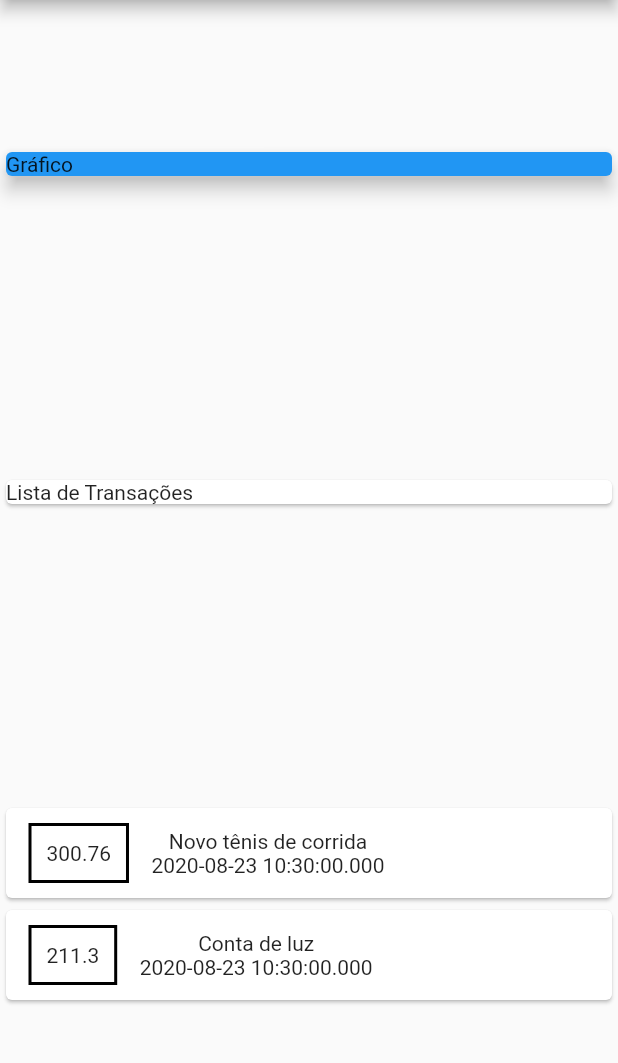
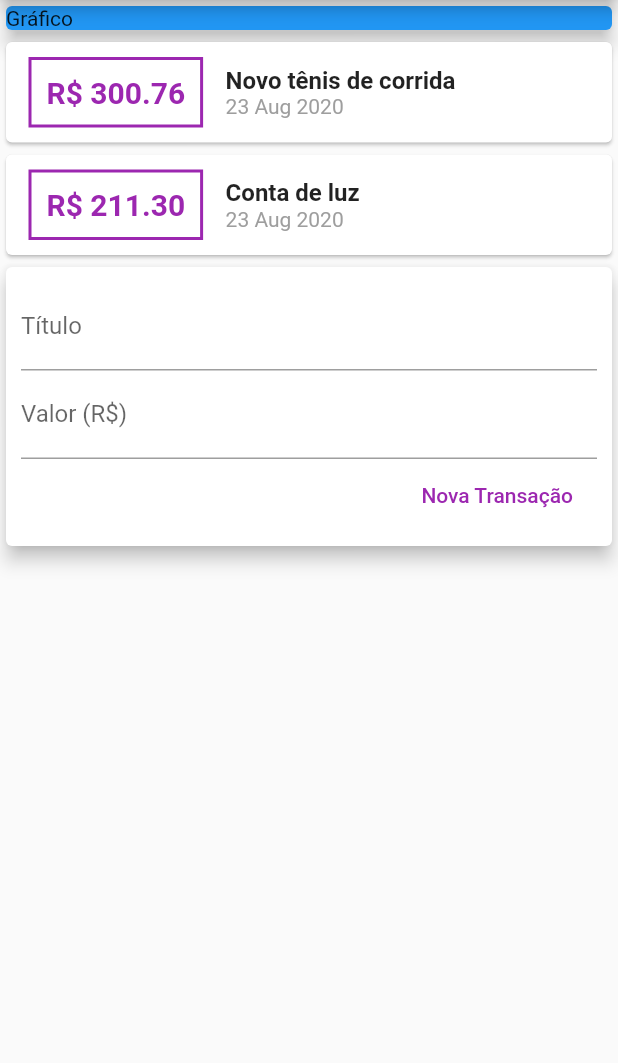
Before and after one commit to felipegabriel1942/despesas-flutter, a Flutter app: the screen it shows after launch, on a phone screen of 412 x 824 dp, the part 84-1147 px from its top. Run offline on Flutter 3.47's test engine with Material 2 defaults, Android fonts, the phone set to English and light mode, and no system bars.

Commit message:
Criando formulario

```diff
--- a/lib/main.dart
+++ b/lib/main.dart
@@ -1,5 +1,6 @@
 import 'package:flutter/material.dart';
 import 'package:expenses/models/transaction.dart';
+import 'package:intl/intl.dart';
 
 main() => runApp(ExpensesApp());
 
@@ -13,6 +14,9 @@ class ExpensesApp extends StatelessWidget {
 }
 
 class MyHomePage extends StatelessWidget {
+  final titleController = TextEditingController();
+  final valueController = TextEditingController();
+
   final _transactions = [
     Transaction(
         id: 't1',
@@ -30,7 +34,6 @@ class MyHomePage extends StatelessWidget {
           title: Text('Despesas Pessoais'),
         ),
         body: Column(
-          mainAxisAlignment: MainAxisAlignment.spaceAround,
           crossAxisAlignment: CrossAxisAlignment.stretch,
           children: <Widget>[
             Container(
@@ -39,9 +42,6 @@ class MyHomePage extends StatelessWidget {
                 child: Text('Gráfico'),
                 elevation: 5,
               ),
-            ),
-            Card(
-              child: Text('Lista de Transações'),
             ),
             Column(
               children: _transactions.map((tr) {
@@ -52,20 +52,62 @@ class MyHomePage extends StatelessWidget {
                         margin:
                             EdgeInsets.symmetric(horizontal: 15, vertical: 10),
                         decoration: BoxDecoration(
-                            border: Border.all(color: Colors.black, width: 2)),
+                            border: Border.all(color: Colors.purple, width: 2)),
                         padding: EdgeInsets.all(10),
-                        child: Text(tr.value.toString()),
+                        child: Text(
+                          'R\$ ${tr.value.toStringAsFixed(2)}',
+                          style: TextStyle(
+                              fontWeight: FontWeight.bold,
+                              fontSize: 20,
+                              color: Colors.purple),
+                        ),
                       ),
                       Column(
+                        crossAxisAlignment: CrossAxisAlignment.start,
                         children: <Widget>[
-                          Text(tr.title),
-                          Text(tr.date.toString())
+                          Text(
+                            tr.title,
+                            style: TextStyle(
+                                fontSize: 16, fontWeight: FontWeight.bold),
+                          ),
+                          Text(
+                            DateFormat('d MMM y').format(tr.date),
+                            style: TextStyle(color: Colors.grey),
+                          )
                         ],
                       )
                     ],
                   ),
                 );
               }).toList(),
+            ),
+            Card(
+              elevation: 5,
+              child: Padding(
+                padding: const EdgeInsets.all(10.0),
+                child: Column(
+                  children: [
+                    TextField(
+                      onChanged: (newValue) => titleController.text = newValue,
+                      decoration: InputDecoration(labelText: 'Título'),
+                    ),
+                    TextField(
+                      onChanged: (newValue) => valueController.text = newValue,
+                      decoration: InputDecoration(labelText: 'Valor (R\$)'),
+                    ),
+                    Row(
+                      mainAxisAlignment: MainAxisAlignment.end,
+                      children: [
+                        FlatButton(
+                          child: Text('Nova Transação'),
+                          textColor: Colors.purple,
+                          onPressed: () {},
+                        ),
+                      ],
+                    )
+                  ],
+                ),
+              ),
             )
           ],
         ));
--- a/pubspec.yaml
+++ b/pubspec.yaml
@@ -23,6 +23,7 @@ environment:
 dependencies:
   flutter:
     sdk: flutter
+  intl: ^0.16.1
 
 
   # The following adds the Cupertino Icons font to your application.
```
Also changed, not shown: pubspec.lock.
